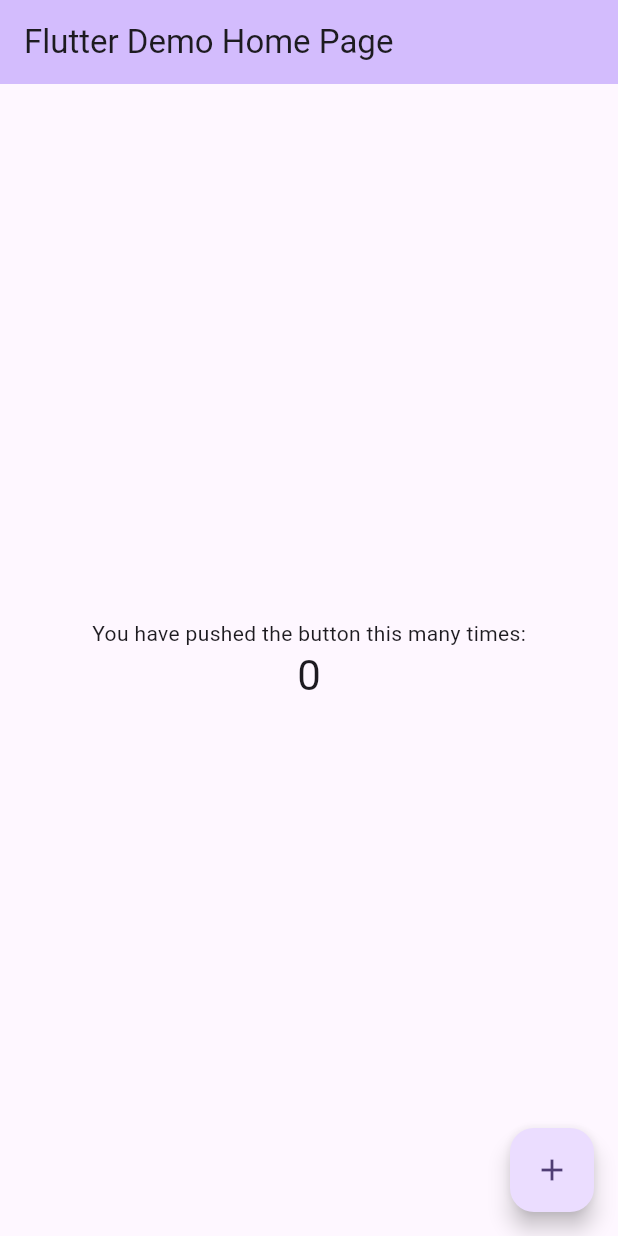
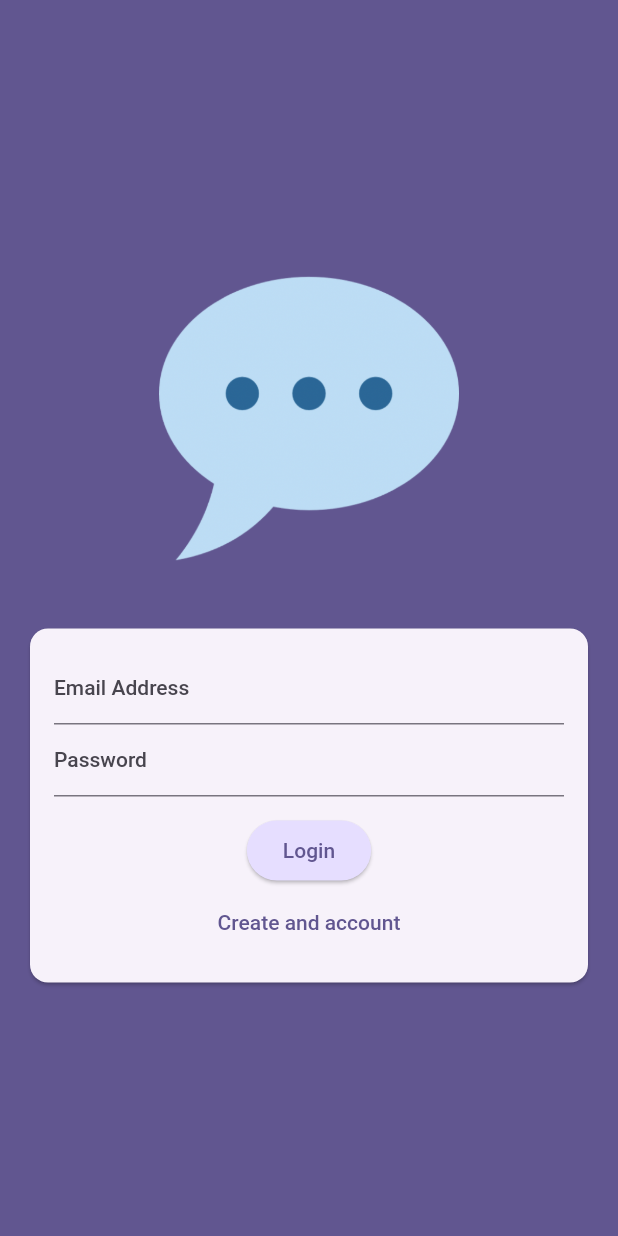
Before and after one commit to Pratam-Kalligudda/chat_app, a Flutter app: the screen it shows after launch, on a phone screen of 412 x 824 dp. Run offline on Flutter 3.47's test engine with Material 2 defaults, Android fonts, the phone set to English and light mode, and no system bars; our stand-ins replace firebase_auth, firebase_core; accounts and stored records are empty.

Commit message:
added firebase sdk, login screen and stays logged

```diff
--- a/lib/main.dart
+++ b/lib/main.dart
@@ -1,125 +1,39 @@
+import 'package:chat_app/screens/chat.dart';
+import 'package:firebase_auth/firebase_auth.dart';
 import 'package:flutter/material.dart';
+import 'package:firebase_core/firebase_core.dart';
 
-void main() {
-  runApp(const MyApp());
+import 'firebase_options.dart';
+import 'package:chat_app/screens/auth.dart';
+
+void main() async {
+  WidgetsFlutterBinding.ensureInitialized();
+  await Firebase.initializeApp(
+    options: DefaultFirebaseOptions.currentPlatform,
+  );
+  runApp(const App());
 }
 
-class MyApp extends StatelessWidget {
-  const MyApp({super.key});
+class App extends StatelessWidget {
+  const App({super.key});
 
-  // This widget is the root of your application.
   @override
   Widget build(BuildContext context) {
     return MaterialApp(
-      title: 'Flutter Demo',
-      theme: ThemeData(
-        // This is the theme of your application.
-        //
-        // TRY THIS: Try running your application with "flutter run". You'll see
-        // the application has a blue toolbar. Then, without quitting the app,
-        // try changing the seedColor in the colorScheme below to Colors.green
-        // and then invoke "hot reload" (save your changes or press the "hot
-        // reload" button in a Flutter-supported IDE, or press "r" if you used
-        // the command line to start the app).
-        //
-        // Notice that the counter didn't reset back to zero; the application
-        // state is not lost during the reload. To reset the state, use hot
-        // restart instead.
-        //
-        // This works for code too, not just values: Most code changes can be
-        // tested with just a hot reload.
-        colorScheme: ColorScheme.fromSeed(seedColor: Colors.deepPurple),
-        useMaterial3: true,
-      ),
-      home: const MyHomePage(title: 'Flutter Demo Home Page'),
-    );
+        title: 'FlutterChat',
+        theme: ThemeData().copyWith(
+          useMaterial3: true,
+          colorScheme: ColorScheme.fromSeed(
+              seedColor: const Color.fromARGB(255, 63, 17, 177)),
+        ),
+        home: StreamBuilder(
+            stream: FirebaseAuth.instance.authStateChanges(),
+            builder: (ctx, snapshot) {
+              if (snapshot.hasData) {
+                return const ChatScreen();
+              }
+
+              return const AuthScreen();
+            }));
   }
 }
-
-class MyHomePage extends StatefulWidget {
-  const MyHomePage({super.key, required this.title});
-
-  // This widget is the home page of your application. It is stateful, meaning
-  // that it has a State object (defined below) that contains fields that affect
-  // how it looks.
-
-  // This class is the configuration for the state. It holds the values (in this
-  // case the title) provided by the parent (in this case the App widget) and
-  // used by the build method of the State. Fields in a Widget subclass are
-  // always marked "final".
-
-  final String title;
-
-  @override
-  State<MyHomePage> createState() => _MyHomePageState();
-}
-
-class _MyHomePageState extends State<MyHomePage> {
-  int _counter = 0;
-
-  void _incrementCounter() {
-    setState(() {
-      // This call to setState tells the Flutter framework that something has
-      // changed in this State, which causes it to rerun the build method below
-      // so that the display can reflect the updated values. If we changed
-      // _counter without calling setState(), then the build method would not be
-      // called again, and so nothing would appear to happen.
-      _counter++;
-    });
-  }
-
-  @override
-  Widget build(BuildContext context) {
-    // This method is rerun every time setState is called, for instance as done
-    // by the _incrementCounter method above.
-    //
-    // The Flutter framework has been optimized to make rerunning build methods
-    // fast, so that you can just rebuild anything that needs updating rather
-    // than having to individually change instances of widgets.
-    return Scaffold(
-      appBar: AppBar(
-        // TRY THIS: Try changing the color here to a specific color (to
-        // Colors.amber, perhaps?) and trigger a hot reload to see the AppBar
-        // change color while the other colors stay the same.
-        backgroundColor: Theme.of(context).colorScheme.inversePrimary,
-        // Here we take the value from the MyHomePage object that was created by
-        // the App.build method, and use it to set our appbar title.
-        title: Text(widget.title),
-      ),
-      body: Center(
-        // Center is a layout widget. It takes a single child and positions it
-        // in the middle of the parent.
-        child: Column(
-          // Column is also a layout widget. It takes a list of children and
-          // arranges them vertically. By default, it sizes itself to fit its
-          // children horizontally, and tries to be as tall as its parent.
-          //
-          // Column has various properties to control how it sizes itself and
-          // how it positions its children. Here we use mainAxisAlignment to
-          // center the children vertically; the main axis here is the vertical
-          // axis because Columns are vertical (the cross axis would be
-          // horizontal).
-          //
-          // TRY THIS: Invoke "debug painting" (choose the "Toggle Debug Paint"
-          // action in the IDE, or press "p" in the console), to see the
-          // wireframe for each widget.
-          mainAxisAlignment: MainAxisAlignment.center,
-          children: <Widget>[
-            const Text(
-              'You have pushed the button this many times:',
-            ),
-            Text(
-              '$_counter',
-              style: Theme.of(context).textTheme.headlineMedium,
-            ),
-          ],
-        ),
-      ),
-      floatingActionButton: FloatingActionButton(
-        onPressed: _incrementCounter,
-        tooltip: 'Increment',
-        child: const Icon(Icons.add),
-      ), // This trailing comma makes auto-formatting nicer for build methods.
-    );
-  }
-}
--- /dev/null
+++ b/lib/screens/auth.dart
@@ -0,0 +1,138 @@
+import 'package:flutter/material.dart';
+import 'package:firebase_auth/firebase_auth.dart';
+
+final _firebase = FirebaseAuth.instance;
+
+class AuthScreen extends StatefulWidget {
+  const AuthScreen({super.key});
+
+  @override
+  State<AuthScreen> createState() => _AuthScreenState();
+}
+
+class _AuthScreenState extends State<AuthScreen> {
+  bool _isLogin = true;
+  final _formKey = GlobalKey<FormState>();
+  var _enteredEmail = '';
+  var _enteredPassword = '';
+
+  void _submit() async {
+    final isValid = _formKey.currentState!.validate();
+    if (!isValid) {
+      return;
+    }
+
+    _formKey.currentState!.save();
+
+    if (_isLogin) {
+      //
+    } else {
+      try {
+        final userCredential = await _firebase.createUserWithEmailAndPassword(
+            email: _enteredEmail, password: _enteredPassword);
+      } on FirebaseAuthException catch (error) {
+        ScaffoldMessenger.of(context).clearSnackBars();
+        ScaffoldMessenger.of(context).showSnackBar(
+          SnackBar(
+            content: Text(error.message ?? 'Authentication Failed'),
+          ),
+        );
+      }
+    }
+  }
+
+  @override
+  Widget build(BuildContext context) {
+    return Scaffold(
+      backgroundColor: Theme.of(context).colorScheme.primary,
+      body: Center(
+        child: SingleChildScrollView(
+          child: Column(
+            mainAxisAlignment: MainAxisAlignment.center,
+            children: [
+              Container(
+                margin: const EdgeInsets.only(
+                  top: 30,
+                  right: 20,
+                  left: 20,
+                  bottom: 20,
+                ),
+                width: 200,
+                child: Image.asset('assets/images/chat.png'),
+              ),
+              Card(
+                margin: const EdgeInsets.all(20),
+                child: SingleChildScrollView(
+                  padding: const EdgeInsets.all(16),
+                  child: Form(
+                      key: _formKey,
+                      child: Column(
+                        mainAxisSize: MainAxisSize.min,
+                        children: [
+                          TextFormField(
+                            decoration: const InputDecoration(
+                                labelText: 'Email Address'),
+                            keyboardType: TextInputType.emailAddress,
+                            autocorrect: false,
+                            textCapitalization: TextCapitalization.none,
+                            onSaved: (value) {
+                              _enteredEmail = value!;
+                            },
+                            validator: (value) {
+                              if (value == null ||
+                                  value.trim().isEmpty ||
+                                  !value.contains('@')) {
+                                return 'Please enter a valid email address';
+                              }
+
+                              return null;
+                            },
+                          ),
+                          TextFormField(
+                            decoration:
+                                const InputDecoration(labelText: 'Password'),
+                            obscureText: true,
+                            validator: (value) {
+                              if (value == null || value.trim().length < 6) {
+                                return 'Password must be at least 6 characters long.';
+                              }
+
+                              return null;
+                            },
+                            onSaved: (value) {
+                              _enteredPassword = value!;
+                            },
+                          ),
+                          const SizedBox(
+                            height: 12,
+                          ),
+                          ElevatedButton(
+                            onPressed: _submit,
+                            style: ElevatedButton.styleFrom(
+                              backgroundColor: Theme.of(context)
+                                  .colorScheme
+                                  .primaryContainer,
+                            ),
+                            child: Text(_isLogin ? 'Login' : 'Sign Up'),
+                          ),
+                          TextButton(
+                            onPressed: () {
+                              setState(() {
+                                _isLogin = !_isLogin;
+                              });
+                            },
+                            child: Text(_isLogin
+                                ? 'Create and account'
+                                : 'I already have an account'),
+                          ),
+                        ],
+                      )),
+                ),
+              )
+            ],
+          ),
+        ),
+      ),
+    );
+  }
+}
```
Also changed, not shown: lib/screens/chat.dart (added, +17 -0 lines), pubspec.yaml (+4 -3 lines), assets/images/chat.png (added), lib/firebase_options.dart (added), pubspec.lock, 6 other files.
